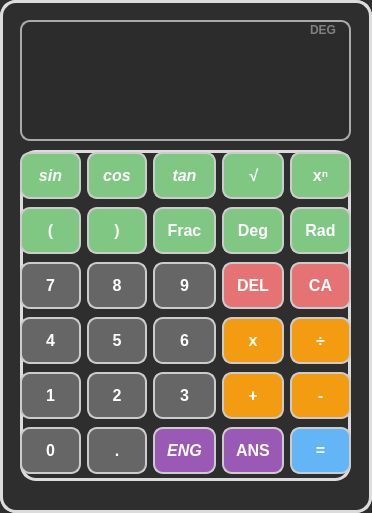
This is mainwindow.ui in CHANzxcv/QT-Calculator as Qt 5 draws it before an edit. The edited form follows.
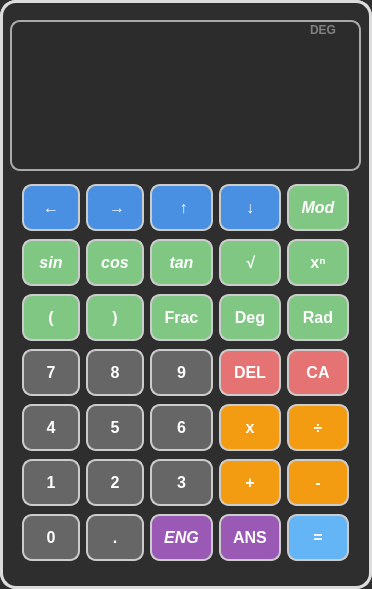
This is the edited form.

```diff
--- a/mainwindow.ui
+++ b/mainwindow.ui
@@ -7,7 +7,7 @@
     <x>0</x>
     <y>0</y>
     <width>372</width>
-    <height>513</height>
+    <height>589</height>
    </rect>
   </property>
   <property name="windowTitle">
@@ -43,28 +43,50 @@
      <string>DEG</string>
     </property>
    </widget>
-   <widget class="QWidget" name="layoutWidget">
+   <widget class="QGroupBox" name="groupBox">
     <property name="geometry">
      <rect>
-      <x>20</x>
-      <y>150</y>
-      <width>331</width>
-      <height>331</height>
+      <x>10</x>
+      <y>170</y>
+      <width>351</width>
+      <height>411</height>
      </rect>
     </property>
+    <property name="styleSheet">
+     <string notr="true">QWidget {
+    border: none;
+    padding: 0px;
+    margin: 0px;
+    background: transparent;
+}
+
+QGroupBox {
+    border: none;
+    padding: 0px;
+    margin: 0px;
+    background: transparent;
+}
+
+QFrame {
+    border: none;
+    padding: 0px;
+    margin: 0px;
+    background: transparent;
+}
+</string>
+    </property>
     <layout class="QGridLayout" name="gridLayout">
-     <item row="0" column="0">
-      <widget class="QPushButton" name="btnSin">
+     <item row="4" column="3">
+      <widget class="QPushButton" name="btnMul">
        <property name="font">
         <font>
          <pointsize>-1</pointsize>
-         <italic>true</italic>
          <bold>true</bold>
         </font>
        </property>
        <property name="styleSheet">
         <string notr="true">QPushButton {
-    background-color: #81c784;
+    background-color: #f39c12;
     color: #ffffff;
     font-size: 16px;
     font-weight: bold;
@@ -80,22 +102,21 @@
 </string>
        </property>
        <property name="text">
-        <string>sin</string>
+        <string>x</string>
        </property>
       </widget>
      </item>
-     <item row="0" column="1">
-      <widget class="QPushButton" name="btnCos">
+     <item row="6" column="1">
+      <widget class="QPushButton" name="btnDot">
        <property name="font">
         <font>
          <pointsize>-1</pointsize>
-         <italic>true</italic>
          <bold>true</bold>
         </font>
        </property>
        <property name="styleSheet">
         <string notr="true">QPushButton {
-    background-color: #81c784;
+    background-color: #666666;
     color: #ffffff;
     font-size: 16px;
     font-weight: bold;
@@ -111,12 +132,12 @@
 </string>
        </property>
        <property name="text">
-        <string>cos</string>
+        <string>.</string>
        </property>
       </widget>
      </item>
-     <item row="0" column="2">
-      <widget class="QPushButton" name="btnTan">
+     <item row="6" column="2">
+      <widget class="QPushButton" name="btnEng">
        <property name="font">
         <font>
          <pointsize>-1</pointsize>
@@ -126,7 +147,7 @@
        </property>
        <property name="styleSheet">
         <string notr="true">QPushButton {
-    background-color: #81c784;
+    background-color: #9b59b6;
     color: #ffffff;
     font-size: 16px;
     font-weight: bold;
@@ -142,144 +163,11 @@
 </string>
        </property>
        <property name="text">
-        <string>tan</string>
+        <string>ENG</string>
        </property>
       </widget>
      </item>
-     <item row="0" column="3">
-      <widget class="QPushButton" name="btnSqrt">
-       <property name="font">
-        <font>
-         <pointsize>-1</pointsize>
-         <italic>true</italic>
-         <bold>true</bold>
-        </font>
-       </property>
-       <property name="styleSheet">
-        <string notr="true">QPushButton {
-    background-color: #81c784;
-    color: #ffffff;
-    font-size: 16px;
-    font-weight: bold;
-    border: 2px solid #cccccc;
-    border-radius: 10px;
-    padding: 12px;
-}
-
-QPushButton:hover {
-    background-color: #505050;
-    border-color: #ffffff;
-}
-</string>
-       </property>
-       <property name="text">
-        <string>√</string>
-       </property>
-      </widget>
-     </item>
-     <item row="0" column="4">
-      <widget class="QPushButton" name="btnPow">
-       <property name="font">
-        <font>
-         <pointsize>-1</pointsize>
-         <bold>true</bold>
-        </font>
-       </property>
-       <property name="styleSheet">
-        <string notr="true">QPushButton {
-    background-color: #81c784;
-    color: #ffffff;
-    font-size: 16px;
-    font-weight: bold;
-    border: 2px solid #cccccc;
-    border-radius: 10px;
-    padding: 12px;
-}
-
-QPushButton:hover {
-    background-color: #505050;
-    border-color: #ffffff;
-}
-</string>
-       </property>
-       <property name="text">
-        <string>xⁿ</string>
-       </property>
-      </widget>
-     </item>
-     <item row="1" column="0">
-      <widget class="QPushButton" name="btnOpen">
-       <property name="styleSheet">
-        <string notr="true">QPushButton {
-    background-color: #81c784;
-    color: #ffffff;
-    font-size: 16px;
-    font-weight: bold;
-    border: 2px solid #cccccc;
-    border-radius: 10px;
-    padding: 12px;
-}
-
-QPushButton:hover {
-    background-color: #505050;
-    border-color: #ffffff;
-}
-</string>
-       </property>
-       <property name="text">
-        <string>(</string>
-       </property>
-      </widget>
-     </item>
-     <item row="1" column="1">
-      <widget class="QPushButton" name="btnClose">
-       <property name="styleSheet">
-        <string notr="true">QPushButton {
-    background-color: #81c784;
-    color: #ffffff;
-    font-size: 16px;
-    font-weight: bold;
-    border: 2px solid #cccccc;
-    border-radius: 10px;
-    padding: 12px;
-}
-
-QPushButton:hover {
-    background-color: #505050;
-    border-color: #ffffff;
-}
-</string>
-       </property>
-       <property name="text">
-        <string>)</string>
-       </property>
-      </widget>
-     </item>
-     <item row="1" column="2">
-      <widget class="QPushButton" name="btnFrac">
-       <property name="styleSheet">
-        <string notr="true">QPushButton {
-    background-color: #81c784;
-    color: #ffffff;
-    font-size: 16px;
-    font-weight: bold;
-    border: 2px solid #cccccc;
-    border-radius: 10px;
-    padding: 12px;
-}
-
-QPushButton:hover {
-    background-color: #505050;
-    border-color: #ffffff;
-}
-</string>
-       </property>
-       <property name="text">
-        <string>Frac</string>
-       </property>
-      </widget>
-     </item>
-     <item row="1" column="3">
+     <item row="2" column="3">
       <widget class="QPushButton" name="btnDeg">
        <property name="styleSheet">
         <string notr="true">QPushButton {
@@ -303,41 +191,11 @@
        </property>
       </widget>
      </item>
-     <item row="1" column="4">
-      <widget class="QPushButton" name="btnRad">
-       <property name="styleSheet">
-        <string notr="true">QPushButton {
-    background-color: #81c784;
-    color: #ffffff;
-    font-size: 16px;
-    font-weight: bold;
-    border: 2px solid #cccccc;
-    border-radius: 10px;
-    padding: 12px;
-}
-
-QPushButton:hover {
-    background-color: #505050;
-    border-color: #ffffff;
-}
-</string>
-       </property>
-       <property name="text">
-        <string>Rad</string>
-       </property>
-      </widget>
-     </item>
      <item row="2" column="0">
-      <widget class="QPushButton" name="btn7">
-       <property name="font">
-        <font>
-         <pointsize>-1</pointsize>
-         <bold>true</bold>
-        </font>
-       </property>
+      <widget class="QPushButton" name="btnOpen">
        <property name="styleSheet">
         <string notr="true">QPushButton {
-    background-color: #666666;
+    background-color: #81c784;
     color: #ffffff;
     font-size: 16px;
     font-weight: bold;
@@ -353,131 +211,11 @@
 </string>
        </property>
        <property name="text">
-        <string>7</string>
+        <string>(</string>
        </property>
       </widget>
      </item>
-     <item row="2" column="1">
-      <widget class="QPushButton" name="btn8">
-       <property name="font">
-        <font>
-         <pointsize>-1</pointsize>
-         <bold>true</bold>
-        </font>
-       </property>
-       <property name="styleSheet">
-        <string notr="true">QPushButton {
-    background-color: #666666;
-    color: #ffffff;
-    font-size: 16px;
-    font-weight: bold;
-    border: 2px solid #cccccc;
-    border-radius: 10px;
-    padding: 12px;
-}
-
-QPushButton:hover {
-    background-color: #505050;
-    border-color: #ffffff;
-}
-</string>
-       </property>
-       <property name="text">
-        <string>8</string>
-       </property>
-      </widget>
-     </item>
-     <item row="2" column="2">
-      <widget class="QPushButton" name="btn9">
-       <property name="font">
-        <font>
-         <pointsize>-1</pointsize>
-         <bold>true</bold>
-        </font>
-       </property>
-       <property name="styleSheet">
-        <string notr="true">QPushButton {
-    background-color: #666666;
-    color: #ffffff;
-    font-size: 16px;
-    font-weight: bold;
-    border: 2px solid #cccccc;
-    border-radius: 10px;
-    padding: 12px;
-}
-
-QPushButton:hover {
-    background-color: #505050;
-    border-color: #ffffff;
-}
-</string>
-       </property>
-       <property name="text">
-        <string>9</string>
-       </property>
-      </widget>
-     </item>
-     <item row="2" column="3">
-      <widget class="QPushButton" name="btnDel">
-       <property name="font">
-        <font>
-         <pointsize>-1</pointsize>
-         <bold>true</bold>
-        </font>
-       </property>
-       <property name="styleSheet">
-        <string notr="true">QPushButton {
-    background-color: #e57373;
-    color: #ffffff;
-    font-size: 16px;
-    font-weight: bold;
-    border: 2px solid #cccccc;
-    border-radius: 10px;
-    padding: 12px;
-}
-
-QPushButton:hover {
-    background-color: #505050;
-    border-color: #ffffff;
-}
-</string>
-       </property>
-       <property name="text">
-        <string>DEL</string>
-       </property>
-      </widget>
-     </item>
-     <item row="2" column="4">
-      <widget class="QPushButton" name="btnAC">
-       <property name="font">
-        <font>
-         <pointsize>-1</pointsize>
-         <bold>true</bold>
-        </font>
-       </property>
-       <property name="styleSheet">
-        <string notr="true">QPushButton {
-    background-color: #e57373;
-    color: #ffffff;
-    font-size: 16px;
-    font-weight: bold;
-    border: 2px solid #cccccc;
-    border-radius: 10px;
-    padding: 12px;
-}
-
-QPushButton:hover {
-    background-color: #505050;
-    border-color: #ffffff;
-}
-</string>
-       </property>
-       <property name="text">
-        <string>CA</string>
-       </property>
-      </widget>
-     </item>
-     <item row="3" column="0">
+     <item row="4" column="0">
       <widget class="QPushButton" name="btn4">
        <property name="font">
         <font>
@@ -507,7 +245,65 @@
        </property>
       </widget>
      </item>
-     <item row="3" column="1">
+     <item row="2" column="2">
+      <widget class="QPushButton" name="btnFrac">
+       <property name="styleSheet">
+        <string notr="true">QPushButton {
+    background-color: #81c784;
+    color: #ffffff;
+    font-size: 16px;
+    font-weight: bold;
+    border: 2px solid #cccccc;
+    border-radius: 10px;
+    padding: 12px;
+}
+
+QPushButton:hover {
+    background-color: #505050;
+    border-color: #ffffff;
+}
+</string>
+       </property>
+       <property name="text">
+        <string>Frac</string>
+       </property>
+      </widget>
+     </item>
+     <item row="0" column="2">
+      <widget class="QPushButton" name="btnUp">
+       <property name="font">
+        <font>
+         <pointsize>-1</pointsize>
+         <italic>true</italic>
+         <bold>true</bold>
+        </font>
+       </property>
+       <property name="mouseTracking">
+        <bool>true</bool>
+       </property>
+       <property name="styleSheet">
+        <string notr="true">QPushButton {
+    background-color: #4A90E2;
+    color: #ffffff;
+    font-size: 16px;
+    font-weight: bold;
+    border: 2px solid #cccccc;
+    border-radius: 10px;
+    padding: 12px;
+}
+
+QPushButton:hover {
+    background-color: #505050;
+    border-color: #ffffff;
+}
+</string>
+       </property>
+       <property name="text">
+        <string>	↑</string>
+       </property>
+      </widget>
+     </item>
+     <item row="4" column="1">
       <widget class="QPushButton" name="btn5">
        <property name="font">
         <font>
@@ -537,17 +333,18 @@
        </property>
       </widget>
      </item>
-     <item row="3" column="2">
-      <widget class="QPushButton" name="btn6">
+     <item row="1" column="0">
+      <widget class="QPushButton" name="btnSin">
        <property name="font">
         <font>
          <pointsize>-1</pointsize>
+         <italic>true</italic>
          <bold>true</bold>
         </font>
        </property>
        <property name="styleSheet">
         <string notr="true">QPushButton {
-    background-color: #666666;
+    background-color: #81c784;
     color: #ffffff;
     font-size: 16px;
     font-weight: bold;
@@ -563,41 +360,256 @@
 </string>
        </property>
        <property name="text">
-        <string>6</string>
-       </property>
-      </widget>
-     </item>
-     <item row="3" column="3">
-      <widget class="QPushButton" name="btnMul">
-       <property name="font">
-        <font>
-         <pointsize>-1</pointsize>
-         <bold>true</bold>
-        </font>
-       </property>
-       <property name="styleSheet">
-        <string notr="true">QPushButton {
-    background-color: #f39c12;
-    color: #ffffff;
-    font-size: 16px;
-    font-weight: bold;
-    border: 2px solid #cccccc;
-    border-radius: 10px;
-    padding: 12px;
-}
-
-QPushButton:hover {
-    background-color: #505050;
-    border-color: #ffffff;
-}
-</string>
-       </property>
-       <property name="text">
-        <string>x</string>
+        <string>sin</string>
        </property>
       </widget>
      </item>
      <item row="3" column="4">
+      <widget class="QPushButton" name="btnAC">
+       <property name="font">
+        <font>
+         <pointsize>-1</pointsize>
+         <bold>true</bold>
+        </font>
+       </property>
+       <property name="styleSheet">
+        <string notr="true">QPushButton {
+    background-color: #e57373;
+    color: #ffffff;
+    font-size: 16px;
+    font-weight: bold;
+    border: 2px solid #cccccc;
+    border-radius: 10px;
+    padding: 12px;
+}
+
+QPushButton:hover {
+    background-color: #505050;
+    border-color: #ffffff;
+}
+</string>
+       </property>
+       <property name="text">
+        <string>CA</string>
+       </property>
+      </widget>
+     </item>
+     <item row="3" column="3">
+      <widget class="QPushButton" name="btnDel">
+       <property name="font">
+        <font>
+         <pointsize>-1</pointsize>
+         <bold>true</bold>
+        </font>
+       </property>
+       <property name="styleSheet">
+        <string notr="true">QPushButton {
+    background-color: #e57373;
+    color: #ffffff;
+    font-size: 16px;
+    font-weight: bold;
+    border: 2px solid #cccccc;
+    border-radius: 10px;
+    padding: 12px;
+}
+
+QPushButton:hover {
+    background-color: #505050;
+    border-color: #ffffff;
+}
+</string>
+       </property>
+       <property name="text">
+        <string>DEL</string>
+       </property>
+      </widget>
+     </item>
+     <item row="3" column="2">
+      <widget class="QPushButton" name="btn9">
+       <property name="font">
+        <font>
+         <pointsize>-1</pointsize>
+         <bold>true</bold>
+        </font>
+       </property>
+       <property name="styleSheet">
+        <string notr="true">QPushButton {
+    background-color: #666666;
+    color: #ffffff;
+    font-size: 16px;
+    font-weight: bold;
+    border: 2px solid #cccccc;
+    border-radius: 10px;
+    padding: 12px;
+}
+
+QPushButton:hover {
+    background-color: #505050;
+    border-color: #ffffff;
+}
+</string>
+       </property>
+       <property name="text">
+        <string>9</string>
+       </property>
+      </widget>
+     </item>
+     <item row="3" column="1">
+      <widget class="QPushButton" name="btn8">
+       <property name="font">
+        <font>
+         <pointsize>-1</pointsize>
+         <bold>true</bold>
+        </font>
+       </property>
+       <property name="styleSheet">
+        <string notr="true">QPushButton {
+    background-color: #666666;
+    color: #ffffff;
+    font-size: 16px;
+    font-weight: bold;
+    border: 2px solid #cccccc;
+    border-radius: 10px;
+    padding: 12px;
+}
+
+QPushButton:hover {
+    background-color: #505050;
+    border-color: #ffffff;
+}
+</string>
+       </property>
+       <property name="text">
+        <string>8</string>
+       </property>
+      </widget>
+     </item>
+     <item row="6" column="3">
+      <widget class="QPushButton" name="btnAns">
+       <property name="font">
+        <font>
+         <pointsize>-1</pointsize>
+         <bold>true</bold>
+        </font>
+       </property>
+       <property name="styleSheet">
+        <string notr="true">QPushButton {
+    background-color: #9b59b6;
+    color: #ffffff;
+    font-size: 16px;
+    font-weight: bold;
+    border: 2px solid #cccccc;
+    border-radius: 10px;
+    padding: 12px;
+}
+
+QPushButton:hover {
+    background-color: #505050;
+    border-color: #ffffff;
+}
+</string>
+       </property>
+       <property name="text">
+        <string>ANS</string>
+       </property>
+      </widget>
+     </item>
+     <item row="1" column="2">
+      <widget class="QPushButton" name="btnTan">
+       <property name="font">
+        <font>
+         <pointsize>-1</pointsize>
+         <italic>true</italic>
+         <bold>true</bold>
+        </font>
+       </property>
+       <property name="styleSheet">
+        <string notr="true">QPushButton {
+    background-color: #81c784;
+    color: #ffffff;
+    font-size: 16px;
+    font-weight: bold;
+    border: 2px solid #cccccc;
+    border-radius: 10px;
+    padding: 12px;
+}
+
+QPushButton:hover {
+    background-color: #505050;
+    border-color: #ffffff;
+}
+</string>
+       </property>
+       <property name="text">
+        <string>tan</string>
+       </property>
+      </widget>
+     </item>
+     <item row="0" column="4">
+      <widget class="QPushButton" name="btnMod">
+       <property name="font">
+        <font>
+         <pointsize>-1</pointsize>
+         <italic>true</italic>
+         <bold>true</bold>
+        </font>
+       </property>
+       <property name="mouseTracking">
+        <bool>true</bool>
+       </property>
+       <property name="styleSheet">
+        <string notr="true">QPushButton {
+    background-color: #81c784;
+    color: #ffffff;
+    font-size: 16px;
+    font-weight: bold;
+    border: 2px solid #cccccc;
+    border-radius: 10px;
+    padding: 12px;
+}
+
+QPushButton:hover {
+    background-color: #505050;
+    border-color: #ffffff;
+}
+</string>
+       </property>
+       <property name="text">
+        <string>Mod</string>
+       </property>
+      </widget>
+     </item>
+     <item row="6" column="0">
+      <widget class="QPushButton" name="btn0">
+       <property name="font">
+        <font>
+         <pointsize>-1</pointsize>
+         <bold>true</bold>
+        </font>
+       </property>
+       <property name="styleSheet">
+        <string notr="true">QPushButton {
+    background-color: #666666;
+    color: #ffffff;
+    font-size: 16px;
+    font-weight: bold;
+    border: 2px solid #cccccc;
+    border-radius: 10px;
+    padding: 12px;
+}
+
+QPushButton:hover {
+    background-color: #505050;
+    border-color: #ffffff;
+}
+</string>
+       </property>
+       <property name="text">
+        <string>0</string>
+       </property>
+      </widget>
+     </item>
+     <item row="4" column="4">
       <widget class="QPushButton" name="btnDiv">
        <property name="font">
         <font>
@@ -627,7 +639,38 @@
        </property>
       </widget>
      </item>
-     <item row="4" column="0">
+     <item row="0" column="0">
+      <widget class="QPushButton" name="btnLeft">
+       <property name="font">
+        <font>
+         <pointsize>-1</pointsize>
+         <italic>true</italic>
+         <bold>true</bold>
+        </font>
+       </property>
+       <property name="styleSheet">
+        <string notr="true">QPushButton {
+    background-color: #4A90E2;
+    color: #ffffff;
+    font-size: 16px;
+    font-weight: bold;
+    border: 2px solid #cccccc;
+    border-radius: 10px;
+    padding: 12px;
+}
+
+QPushButton:hover {
+    background-color: #505050;
+    border-color: #ffffff;
+}
+</string>
+       </property>
+       <property name="text">
+        <string>←</string>
+       </property>
+      </widget>
+     </item>
+     <item row="5" column="0">
       <widget class="QPushButton" name="btn1">
        <property name="font">
         <font>
@@ -657,7 +700,220 @@
        </property>
       </widget>
      </item>
-     <item row="4" column="1">
+     <item row="3" column="0">
+      <widget class="QPushButton" name="btn7">
+       <property name="font">
+        <font>
+         <pointsize>-1</pointsize>
+         <bold>true</bold>
+        </font>
+       </property>
+       <property name="styleSheet">
+        <string notr="true">QPushButton {
+    background-color: #666666;
+    color: #ffffff;
+    font-size: 16px;
+    font-weight: bold;
+    border: 2px solid #cccccc;
+    border-radius: 10px;
+    padding: 12px;
+}
+
+QPushButton:hover {
+    background-color: #505050;
+    border-color: #ffffff;
+}
+</string>
+       </property>
+       <property name="text">
+        <string>7</string>
+       </property>
+      </widget>
+     </item>
+     <item row="0" column="3">
+      <widget class="QPushButton" name="btnDown">
+       <property name="font">
+        <font>
+         <pointsize>-1</pointsize>
+         <italic>true</italic>
+         <bold>true</bold>
+        </font>
+       </property>
+       <property name="mouseTracking">
+        <bool>true</bool>
+       </property>
+       <property name="styleSheet">
+        <string notr="true">QPushButton {
+    background-color: #4A90E2;
+    color: #ffffff;
+    font-size: 16px;
+    font-weight: bold;
+    border: 2px solid #cccccc;
+    border-radius: 10px;
+    padding: 12px;
+}
+
+QPushButton:hover {
+    background-color: #505050;
+    border-color: #ffffff;
+}
+</string>
+       </property>
+       <property name="text">
+        <string>↓</string>
+       </property>
+      </widget>
+     </item>
+     <item row="5" column="3">
+      <widget class="QPushButton" name="btnAdd">
+       <property name="font">
+        <font>
+         <pointsize>-1</pointsize>
+         <bold>true</bold>
+        </font>
+       </property>
+       <property name="styleSheet">
+        <string notr="true">QPushButton {
+    background-color: #f39c12;
+    color: #ffffff;
+    font-size: 16px;
+    font-weight: bold;
+    border: 2px solid #cccccc;
+    border-radius: 10px;
+    padding: 12px;
+}
+
+QPushButton:hover {
+    background-color: #505050;
+    border-color: #ffffff;
+}
+</string>
+       </property>
+       <property name="text">
+        <string>+</string>
+       </property>
+      </widget>
+     </item>
+     <item row="0" column="1">
+      <widget class="QPushButton" name="btnRight">
+       <property name="font">
+        <font>
+         <pointsize>-1</pointsize>
+         <italic>true</italic>
+         <bold>true</bold>
+        </font>
+       </property>
+       <property name="mouseTracking">
+        <bool>true</bool>
+       </property>
+       <property name="styleSheet">
+        <string notr="true">QPushButton {
+    background-color: #4A90E2;
+    color: #ffffff;
+    font-size: 16px;
+    font-weight: bold;
+    border: 2px solid #cccccc;
+    border-radius: 10px;
+    padding: 12px;
+}
+
+QPushButton:hover {
+    background-color: #505050;
+    border-color: #ffffff;
+}
+</string>
+       </property>
+       <property name="text">
+        <string>	→</string>
+       </property>
+      </widget>
+     </item>
+     <item row="1" column="4">
+      <widget class="QPushButton" name="btnPow">
+       <property name="font">
+        <font>
+         <pointsize>-1</pointsize>
+         <bold>true</bold>
+        </font>
+       </property>
+       <property name="styleSheet">
+        <string notr="true">QPushButton {
+    background-color: #81c784;
+    color: #ffffff;
+    font-size: 16px;
+    font-weight: bold;
+    border: 2px solid #cccccc;
+    border-radius: 10px;
+    padding: 12px;
+}
+
+QPushButton:hover {
+    background-color: #505050;
+    border-color: #ffffff;
+}
+</string>
+       </property>
+       <property name="text">
+        <string>xⁿ</string>
+       </property>
+      </widget>
+     </item>
+     <item row="2" column="1">
+      <widget class="QPushButton" name="btnClose">
+       <property name="styleSheet">
+        <string notr="true">QPushButton {
+    background-color: #81c784;
+    color: #ffffff;
+    font-size: 16px;
+    font-weight: bold;
+    border: 2px solid #cccccc;
+    border-radius: 10px;
+    padding: 12px;
+}
+
+QPushButton:hover {
+    background-color: #505050;
+    border-color: #ffffff;
+}
+</string>
+       </property>
+       <property name="text">
+        <string>)</string>
+       </property>
+      </widget>
+     </item>
+     <item row="1" column="1">
+      <widget class="QPushButton" name="btnCos">
+       <property name="font">
+        <font>
+         <pointsize>-1</pointsize>
+         <italic>true</italic>
+         <bold>true</bold>
+        </font>
+       </property>
+       <property name="styleSheet">
+        <string notr="true">QPushButton {
+    background-color: #81c784;
+    color: #ffffff;
+    font-size: 16px;
+    font-weight: bold;
+    border: 2px solid #cccccc;
+    border-radius: 10px;
+    padding: 12px;
+}
+
+QPushButton:hover {
+    background-color: #505050;
+    border-color: #ffffff;
+}
+</string>
+       </property>
+       <property name="text">
+        <string>cos</string>
+       </property>
+      </widget>
+     </item>
+     <item row="5" column="1">
       <widget class="QPushButton" name="btn2">
        <property name="font">
         <font>
@@ -688,6 +944,36 @@
       </widget>
      </item>
      <item row="4" column="2">
+      <widget class="QPushButton" name="btn6">
+       <property name="font">
+        <font>
+         <pointsize>-1</pointsize>
+         <bold>true</bold>
+        </font>
+       </property>
+       <property name="styleSheet">
+        <string notr="true">QPushButton {
+    background-color: #666666;
+    color: #ffffff;
+    font-size: 16px;
+    font-weight: bold;
+    border: 2px solid #cccccc;
+    border-radius: 10px;
+    padding: 12px;
+}
+
+QPushButton:hover {
+    background-color: #505050;
+    border-color: #ffffff;
+}
+</string>
+       </property>
+       <property name="text">
+        <string>6</string>
+       </property>
+      </widget>
+     </item>
+     <item row="5" column="2">
       <widget class="QPushButton" name="btn3">
        <property name="font">
         <font>
@@ -717,17 +1003,11 @@
        </property>
       </widget>
      </item>
-     <item row="4" column="3">
-      <widget class="QPushButton" name="btnAdd">
-       <property name="font">
-        <font>
-         <pointsize>-1</pointsize>
-         <bold>true</bold>
-        </font>
-       </property>
+     <item row="2" column="4">
+      <widget class="QPushButton" name="btnRad">
        <property name="styleSheet">
         <string notr="true">QPushButton {
-    background-color: #f39c12;
+    background-color: #81c784;
     color: #ffffff;
     font-size: 16px;
     font-weight: bold;
@@ -743,11 +1023,11 @@
 </string>
        </property>
        <property name="text">
-        <string>+</string>
+        <string>Rad</string>
        </property>
       </widget>
      </item>
-     <item row="4" column="4">
+     <item row="5" column="4">
       <widget class="QPushButton" name="btnSub">
        <property name="font">
         <font>
@@ -777,68 +1057,8 @@
        </property>
       </widget>
      </item>
-     <item row="5" column="0">
-      <widget class="QPushButton" name="btn0">
-       <property name="font">
-        <font>
-         <pointsize>-1</pointsize>
-         <bold>true</bold>
-        </font>
-       </property>
-       <property name="styleSheet">
-        <string notr="true">QPushButton {
-    background-color: #666666;
-    color: #ffffff;
-    font-size: 16px;
-    font-weight: bold;
-    border: 2px solid #cccccc;
-    border-radius: 10px;
-    padding: 12px;
-}
-
-QPushButton:hover {
-    background-color: #505050;
-    border-color: #ffffff;
-}
-</string>
-       </property>
-       <property name="text">
-        <string>0</string>
-       </property>
-      </widget>
-     </item>
-     <item row="5" column="1">
-      <widget class="QPushButton" name="btnDot">
-       <property name="font">
-        <font>
-         <pointsize>-1</pointsize>
-         <bold>true</bold>
-        </font>
-       </property>
-       <property name="styleSheet">
-        <string notr="true">QPushButton {
-    background-color: #666666;
-    color: #ffffff;
-    font-size: 16px;
-    font-weight: bold;
-    border: 2px solid #cccccc;
-    border-radius: 10px;
-    padding: 12px;
-}
-
-QPushButton:hover {
-    background-color: #505050;
-    border-color: #ffffff;
-}
-</string>
-       </property>
-       <property name="text">
-        <string>.</string>
-       </property>
-      </widget>
-     </item>
-     <item row="5" column="2">
-      <widget class="QPushButton" name="btnEng">
+     <item row="1" column="3">
+      <widget class="QPushButton" name="btnSqrt">
        <property name="font">
         <font>
          <pointsize>-1</pointsize>
@@ -848,7 +1068,7 @@
        </property>
        <property name="styleSheet">
         <string notr="true">QPushButton {
-    background-color: #9b59b6;
+    background-color: #81c784;
     color: #ffffff;
     font-size: 16px;
     font-weight: bold;
@@ -864,41 +1084,11 @@
 </string>
        </property>
        <property name="text">
-        <string>ENG</string>
+        <string>√</string>
        </property>
       </widget>
      </item>
-     <item row="5" column="3">
-      <widget class="QPushButton" name="btnAns">
-       <property name="font">
-        <font>
-         <pointsize>-1</pointsize>
-         <bold>true</bold>
-        </font>
-       </property>
-       <property name="styleSheet">
-        <string notr="true">QPushButton {
-    background-color: #9b59b6;
-    color: #ffffff;
-    font-size: 16px;
-    font-weight: bold;
-    border: 2px solid #cccccc;
-    border-radius: 10px;
-    padding: 12px;
-}
-
-QPushButton:hover {
-    background-color: #505050;
-    border-color: #ffffff;
-}
-</string>
-       </property>
-       <property name="text">
-        <string>ANS</string>
-       </property>
-      </widget>
-     </item>
-     <item row="5" column="4">
+     <item row="6" column="4">
       <widget class="QPushButton" name="btnEqual">
        <property name="font">
         <font>
@@ -933,10 +1123,10 @@
    <widget class="QLabel" name="display">
     <property name="geometry">
      <rect>
-      <x>20</x>
+      <x>10</x>
       <y>20</y>
-      <width>331</width>
-      <height>121</height>
+      <width>351</width>
+      <height>151</height>
      </rect>
     </property>
     <property name="styleSheet">
```
Left out of the diff: 2 changed lines with no effect on the pictures.
